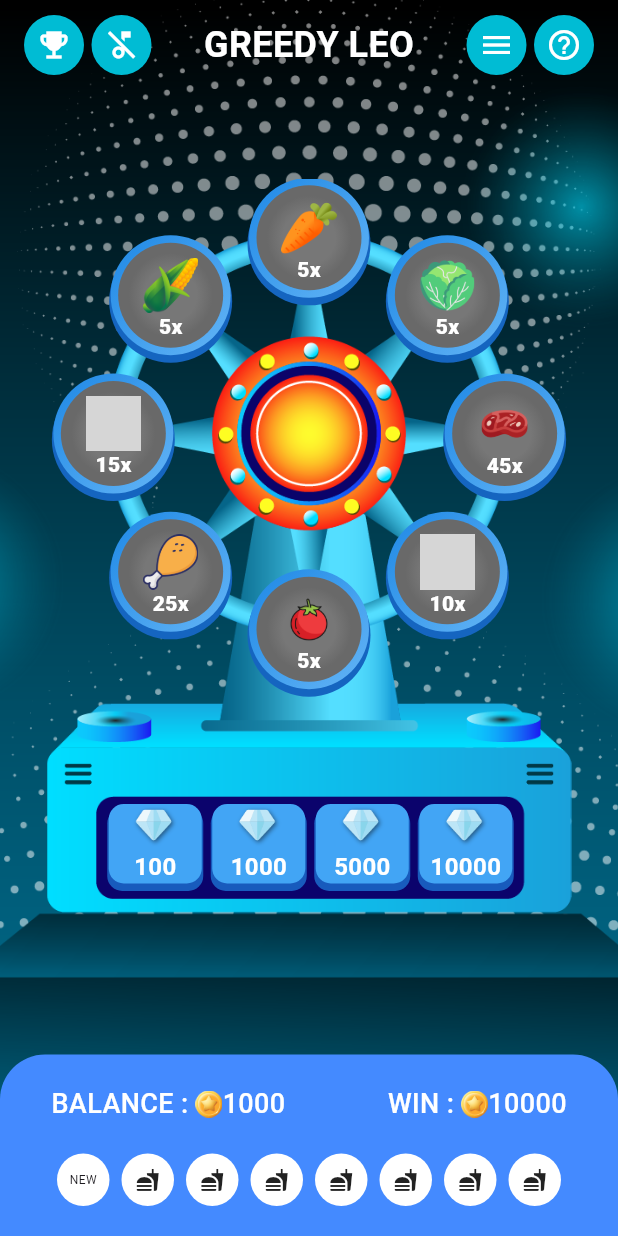
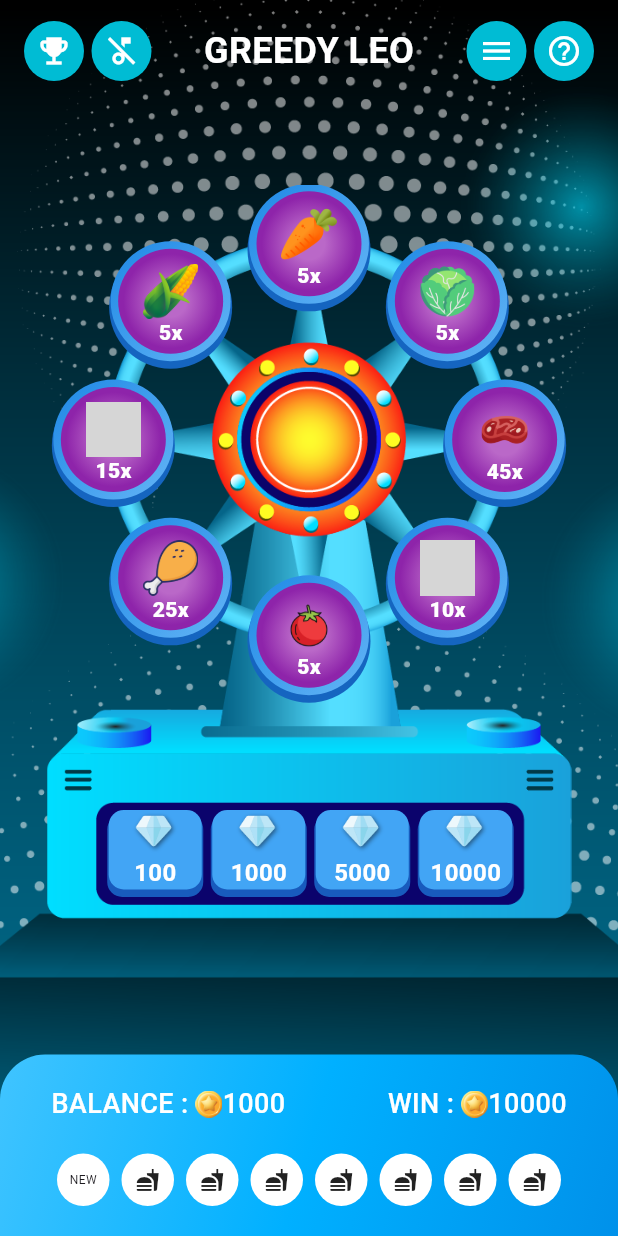
Before and after one commit to trishanereid/greedy_leo_mobile_game, a Flutter app: the screen it shows after launch, on a phone screen of 412 x 824 dp. Run offline on Flutter 3.47's test engine with Material 3 defaults, Android fonts, the phone set to English and light mode, and no system bars; grey boxes are pictures that could not be loaded.

Commit message:
changed the app icon and minor updates

```diff
--- a/lib/SemiFilledCirclePainter.dart
+++ b/lib/SemiFilledCirclePainter.dart
@@ -8,10 +8,12 @@ class SemiFilledCirclePainter extends CustomPainter {
 
     final gradient = RadialGradient(
       colors: [
-        Color(0xFF777777),
-        Color(0xFF696969),
+        Colors.purple.shade300,
+        Colors.purple.shade600,
+        // Color(0xFF777777),
+        // Color(0xFF696969),
       ],
-      stops: [0.5, 0.8],
+      stops: [0.3, 0.9],
     );
 
     final whiteCirclePaint = Paint()
--- a/lib/main.dart
+++ b/lib/main.dart
@@ -61,7 +61,9 @@ class _GreedyLeoGameState extends State<GreedyLeoGame> {
           gradient: LinearGradient(
             begin: Alignment.topCenter,
             end: Alignment.bottomCenter,
-            colors: [Color(0xFF1a2635), Color(0xFF0d1219)],
+            colors: [
+              Color(0xFF1a2635),
+              Color(0xFF0d1219)],
           ),
         ),
         child: SafeArea(
@@ -86,7 +88,7 @@ class _GreedyLeoGameState extends State<GreedyLeoGame> {
 
   Widget _buildTopBar() {
     return Padding(
-      padding: const EdgeInsets.symmetric(horizontal: 16, vertical: 10),
+      padding: const EdgeInsets.symmetric(horizontal: 16, vertical: 14),
       child: Row(
         mainAxisAlignment: MainAxisAlignment.spaceBetween,
         children: [
@@ -208,7 +210,7 @@ class _GreedyLeoGameState extends State<GreedyLeoGame> {
         shape: BoxShape.circle,
         gradient: LinearGradient(
           colors: isSelected
-              ? [Colors.red, Colors.red]
+              ? [Colors.lightGreenAccent.shade200, Colors.lightGreenAccent.shade400]
               : [Colors.blue.shade600, Colors.blue.shade300],
           begin: Alignment.topLeft,
           end: Alignment.bottomRight,
@@ -216,7 +218,7 @@ class _GreedyLeoGameState extends State<GreedyLeoGame> {
         boxShadow: [
           BoxShadow(
             color: isSelected
-                ? Colors.red.shade900
+                ? Colors.green.shade500
                 : Colors.blue.shade800,
             blurRadius: 0,
             spreadRadius: 1,
@@ -245,7 +247,7 @@ class _GreedyLeoGameState extends State<GreedyLeoGame> {
                 label,
                 style: const TextStyle(
                   fontSize: 14,
-                  fontWeight: FontWeight.w800,
+                  fontWeight: FontWeight.w900,
                   color: Colors.white,
                 ),
               ),
@@ -285,7 +287,7 @@ class _GreedyLeoGameState extends State<GreedyLeoGame> {
             ),
             Text(
               '$amount',
-              style: TextStyle(
+              style: const TextStyle(
                   fontSize: 16,
                   color: Colors.white,
                   fontWeight: FontWeight.w700,
@@ -349,9 +351,17 @@ class _GreedyLeoGameState extends State<GreedyLeoGame> {
   Widget _buildBalanceRow() {
     return Container(
       padding: EdgeInsets.symmetric(vertical: 20),
-      decoration: const BoxDecoration(
-        color: Colors.blueAccent,
-        borderRadius: BorderRadius.only(
+      decoration: BoxDecoration(
+        gradient: LinearGradient(
+          begin: Alignment.topLeft,
+          end: Alignment.bottomRight,
+          colors: [
+            Colors.lightBlueAccent,
+            Colors.lightBlueAccent.shade400,
+            Colors.lightBlueAccent.shade700,
+          ],
+        ),
+        borderRadius: const BorderRadius.only(
           topLeft: Radius.circular(30),
           bottomLeft: Radius.circular(0),
           topRight: Radius.circular(30),
@@ -397,7 +407,6 @@ class _GreedyLeoGameState extends State<GreedyLeoGame> {
         ],
       ),
     );
-
   }
 
   Widget _buildBalanceDisplay(String label, int amount) {
```
Also changed, not shown: pubspec.yaml (+7 -1 lines), pubspec.lock, 7 other files.
